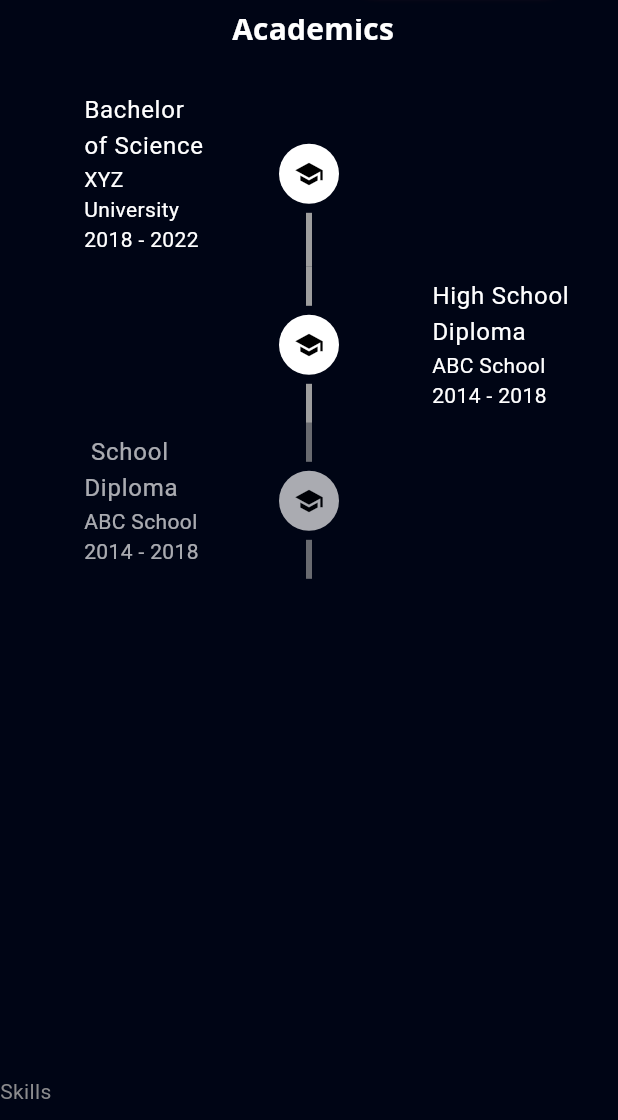
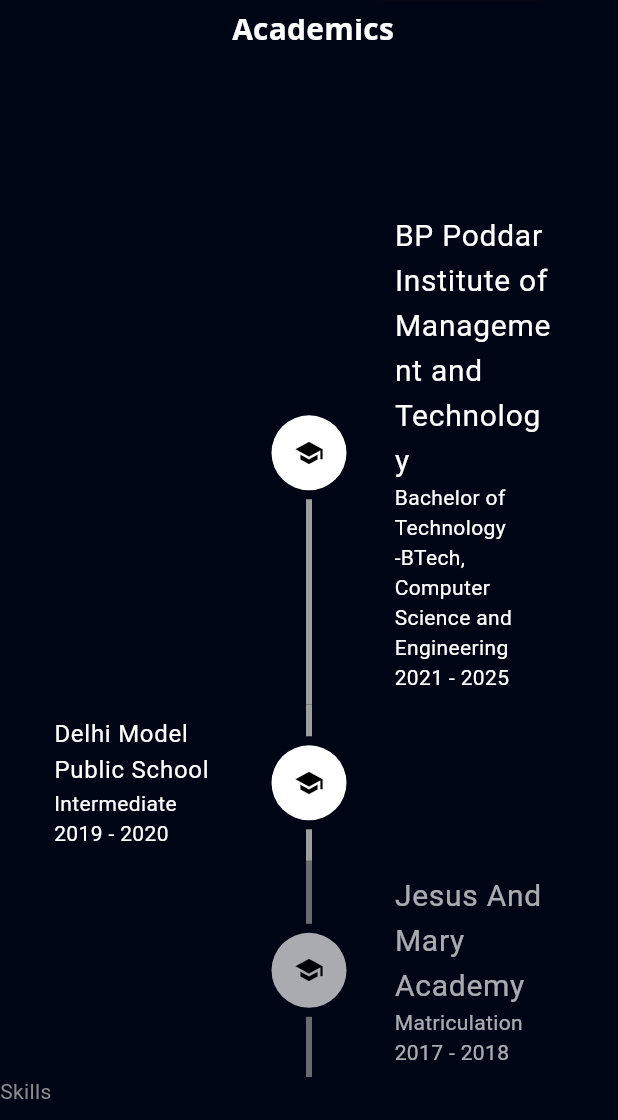
Before and after one commit to Naincy04/My-Portfolio-App, a Flutter app: the screen it shows after launch, scrolled down 1728 dp, on a phone screen of 412 x 824 dp, the part 116-1236 px from its top. Run offline on Flutter 3.47's test engine with Material 3 defaults, Android fonts, the phone set to English and light mode, and no system bars; our stand-ins replace flutter_svg, font_awesome_flutter, get, google_fonts, photo_view.

Commit message:
Academics page

```diff
--- a/lib/academics/academics.dart
+++ b/lib/academics/academics.dart
@@ -1,7 +1,10 @@
 import 'package:flutter/material.dart';
 import 'package:flutter_portfolio/academics/animated_timeline_item.dart';
 import 'package:flutter_portfolio/res/constants.dart';
+import 'package:flutter_portfolio/view%20model/responsive.dart';
+import 'package:flutter_portfolio/view/intro/components/animated_texts_componenets.dart';
 import 'package:flutter_portfolio/view/projects/components/title_text.dart';
+import 'dart:math';
 
 class AcademicDetail {
   final String degree;
@@ -17,19 +20,20 @@ class AcademicDetail {
 class Academics extends StatelessWidget {
   final List<AcademicDetail> academicDetails = [
     AcademicDetail(
-      degree: 'Bachelor of Science',
-      institution: 'XYZ University',
-      duration: '2018 - 2022',
+      institution: 'BP Poddar Institute of Management and Technology',
+      degree:
+          'Bachelor of Technology -BTech, \nComputer Science and Engineering',
+      duration: '2021 - 2025',
     ),
     AcademicDetail(
-      degree: 'High School Diploma',
-      institution: 'ABC School',
-      duration: '2014 - 2018',
+      institution: 'Delhi Model Public School',
+      degree: 'Intermediate',
+      duration: '2019 - 2020',
     ),
     AcademicDetail(
-      degree: ' School Diploma',
-      institution: 'ABC School',
-      duration: '2014 - 2018',
+      institution: 'Jesus And Mary Academy',
+      degree: 'Matriculation',
+      duration: '2017 - 2018',
     ),
     // Add more academic details as needed
   ];
@@ -43,7 +47,7 @@ class Academics extends StatelessWidget {
         children: [
           const SizedBox(height: defaultPadding),
           const TitleText(prefix: '', title: 'Academics'),
-          const SizedBox(height: defaultPadding),
+          const SizedBox(height: defaultPadding * 5),
           AnimatedList(
             shrinkWrap: true,
             physics: const NeverScrollableScrollPhysics(),
--- a/lib/academics/animated_timeline_item.dart
+++ b/lib/academics/animated_timeline_item.dart
@@ -1,5 +1,7 @@
 import 'package:flutter/material.dart';
 import 'package:flutter_portfolio/academics/academics.dart';
+import 'package:flutter_portfolio/academics/src/style.dart';
+import 'package:flutter_portfolio/academics/src/tile.dart';
 import 'package:flutter_portfolio/academics/timeline_item.dart';
 import 'package:flutter_portfolio/res/constants.dart';
 import 'package:flutter_portfolio/view%20model/responsive.dart';
@@ -48,7 +50,7 @@ class _AnimatedTimelineItemState extends State<AnimatedTimelineItem>
         lineXY: 0.5,
         isFirst: widget.delay.inMilliseconds == 0,
         indicatorStyle: IndicatorStyle(
-          width: 40,
+          width: 50,
           color: Colors.white,
           padding: const EdgeInsets.all(6),
           iconStyle: IconStyle(
@@ -58,27 +60,14 @@ class _AnimatedTimelineItemState extends State<AnimatedTimelineItem>
           ),
         ),
         startChild: widget.index.isEven
-            ? Responsive.isDesktop(context)
-                ? Padding(
-                    padding: const EdgeInsets.only(left: defaultPadding * 20),
-                    child: TimelineItem(academicDetail: widget.academicDetail),
-                  )
-                : Padding(
-                    padding:
-                        const EdgeInsets.symmetric(horizontal: defaultPadding),
-                    child: TimelineItem(academicDetail: widget.academicDetail),
-                  )
+            ? TimelineItem(
+                academicDetail: widget.academicDetail,
+                index: widget.index,
+              )
             : null,
         endChild: widget.index.isOdd
-            ? Responsive.isDesktop(context)
-                ? Container(
-                    margin: const EdgeInsets.only(right: defaultPadding),
-                    child: TimelineItem(academicDetail: widget.academicDetail),
-                  )
-                : Padding(
-                    padding: const EdgeInsets.only(left: defaultPadding),
-                    child: TimelineItem(academicDetail: widget.academicDetail),
-                  )
+            ? TimelineItem(
+                academicDetail: widget.academicDetail, index: widget.index)
             : null,
         beforeLineStyle: const LineStyle(
           color: Colors.grey,
--- a/lib/academics/timeline_item.dart
+++ b/lib/academics/timeline_item.dart
@@ -1,9 +1,3 @@
-library timeline_tile;
-
-export 'package:timeline_tile/src/tile.dart';
-export 'package:timeline_tile/src/style.dart';
-export 'package:timeline_tile/src/timeline_divider.dart';
-
 import 'package:flutter/material.dart';
 import 'package:flutter_portfolio/academics/academics.dart';
 import 'package:flutter_portfolio/res/constants.dart';
@@ -11,34 +5,51 @@ import 'package:flutter_portfolio/view%20model/responsive.dart';
 
 class TimelineItem extends StatelessWidget {
   final AcademicDetail academicDetail;
+  final int index; // Add index as a parameter
 
-  TimelineItem({required this.academicDetail});
+  TimelineItem({required this.academicDetail, required this.index});
 
   @override
   Widget build(BuildContext context) {
     return ListTile(
       textColor: Colors.white,
-
-      title: Responsive.isDesktop(context)
+      title: index.isOdd
+          ? Responsive.isDesktop(context)
               ? Padding(
-              padding: const EdgeInsets.only(left: defaultPadding * 12),
-              child:
-                  Text(academicDetail.degree, style: TextStyle(fontSize: 20)),
+                  padding: const EdgeInsets.only(left: defaultPadding * 32),
+                  child: Text(academicDetail.institution,
+                      style: TextStyle(fontSize: 20)),
                 )
               : Padding(
                   padding: const EdgeInsets.only(left: defaultPadding),
-              child: Text(academicDetail.degree),
+                  child: Text(academicDetail.institution),
+                )
+          : Padding(
+              padding: const EdgeInsets.only(
+                  right: defaultPadding, left: defaultPadding / 2),
+              child: Text(academicDetail.institution,
+                  style: TextStyle(fontSize: 20)),
             ),
-      subtitle: Responsive.isDesktop(context)
+
+      subtitle: index.isOdd
+          ? Responsive.isDesktop(context)
               ? Padding(
-              padding: const EdgeInsets.only(left: defaultPadding * 12),
+                  padding: const EdgeInsets.only(left: defaultPadding * 32),
                   child: Text(
-                  '${academicDetail.institution}\n${academicDetail.duration}'),
+                    '${academicDetail.degree}\n${academicDetail.duration}',
+                  ),
                 )
               : Padding(
                   padding: const EdgeInsets.only(left: defaultPadding),
                   child: Text(
-                  '${academicDetail.institution}\n${academicDetail.duration}'),
+                      '${academicDetail.degree}\n${academicDetail.duration}'),
+                )
+          : Padding(
+              padding: const EdgeInsets.only(
+                  right: defaultPadding, left: defaultPadding / 2),
+              child: Text(
+                '${academicDetail.degree}\n${academicDetail.duration}',
+              ),
             ),
       // leading: const Icon(Icons.school),
     );
```
Also changed, not shown: 6 other files. Lines whose indentation alone changed are shown as unchanged.
